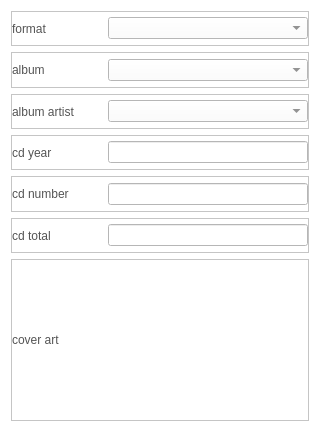
Qt form CaX/dialog/cdripinfo.ui (fsest4u/CaX_03) before a commit.
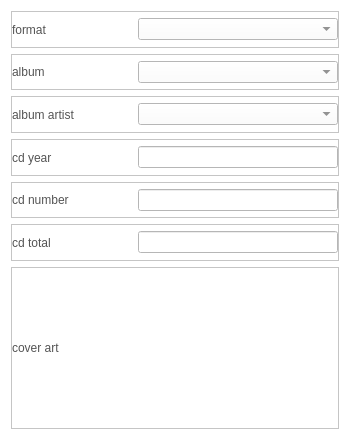
The same form after that commit. Icons and pictures are not drawn.

Diff of the .ui file:
```diff
--- a/CaX/dialog/cdripinfo.ui
+++ b/CaX/dialog/cdripinfo.ui
@@ -6,10 +6,16 @@
    <rect>
     <x>0</x>
     <y>0</y>
-    <width>320</width>
-    <height>432</height>
+    <width>350</width>
+    <height>440</height>
    </rect>
   </property>
+  <property name="minimumSize">
+   <size>
+    <width>350</width>
+    <height>440</height>
+   </size>
+  </property>
   <property name="windowTitle">
    <string>Form</string>
   </property>
```
Left out of the diff: 3 changed lines with no effect on the pictures.
